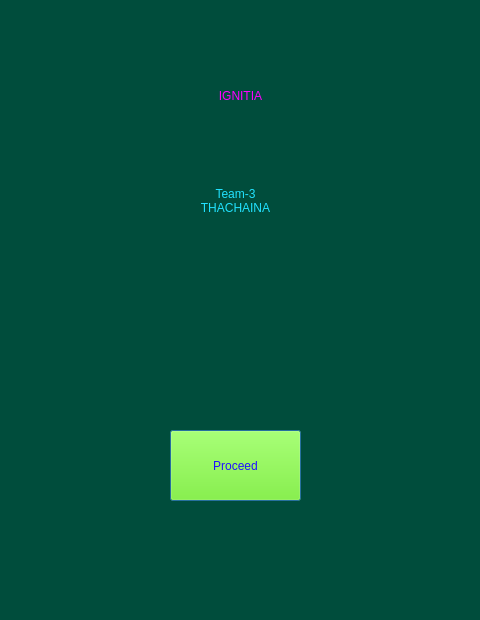
The window that homescreen.ui (akritiupreti/Ignitia-Thachaina) describes before a commit, drawn with Qt 5.
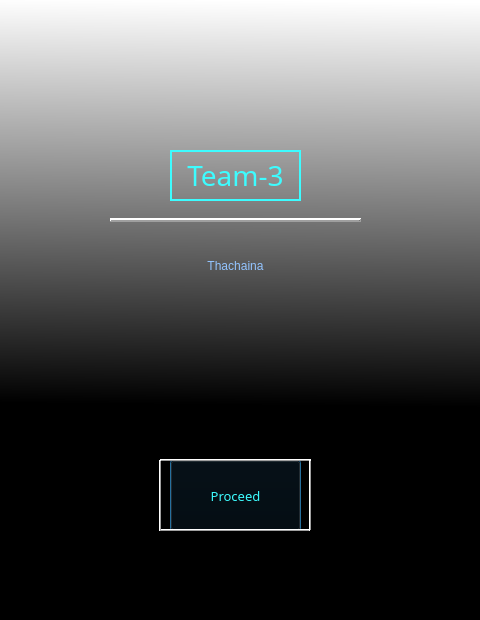
The same window after the commit.

Diff of the .ui file:
```diff
--- a/homescreen.ui
+++ b/homescreen.ui
@@ -14,41 +14,35 @@
    <string>Dialog</string>
   </property>
   <property name="styleSheet">
-   <string notr="true">background-color: rgb(0, 77, 60);</string>
+   <string notr="true">background-color: qlineargradient(spread:pad, x1:0.483, y1:0.653773, x2:0.488, y2:0, stop:0 rgba(0, 0, 0, 255), stop:1 rgba(255, 255, 255, 255));</string>
   </property>
-  <widget class="QLabel" name="label">
-   <property name="geometry">
-    <rect>
-     <x>120</x>
-     <y>150</y>
-     <width>231</width>
-     <height>101</height>
-    </rect>
-   </property>
-   <property name="styleSheet">
-    <string notr="true">font: 20pt &quot;Calisto MT&quot;;
-color: rgb(33, 226, 255);</string>
-   </property>
-   <property name="text">
-    <string>Team-3
-THACHAINA</string>
-   </property>
-   <property name="alignment">
-    <set>Qt::AlignCenter</set>
-   </property>
-  </widget>
   <widget class="QPushButton" name="proceedbutton">
    <property name="geometry">
     <rect>
      <x>170</x>
-     <y>430</y>
+     <y>460</y>
      <width>131</width>
      <height>71</height>
     </rect>
    </property>
+   <property name="font">
+    <font>
+     <family>Cassandra Personal Use</family>
+     <pointsize>10</pointsize>
+     <weight>50</weight>
+     <italic>false</italic>
+     <bold>false</bold>
+     <kerning>true</kerning>
+    </font>
+   </property>
+   <property name="autoFillBackground">
+    <bool>false</bool>
+   </property>
    <property name="styleSheet">
-    <string notr="true">color: rgb(32, 17, 255);
-background-color: rgb(110, 255, 0);</string>
+    <string notr="true">color: rgb(61, 252, 255);
+font: 10pt &quot;Cassandra Personal Use&quot;;
+background-color: rgb(0, 0, 0);
+border-color: rgb(61, 252, 255);</string>
    </property>
    <property name="text">
     <string>Proceed</string>
@@ -60,26 +54,164 @@
     <bool>false</bool>
    </property>
   </widget>
+  <widget class="QLabel" name="label">
+   <property name="geometry">
+    <rect>
+     <x>170</x>
+     <y>150</y>
+     <width>131</width>
+     <height>51</height>
+    </rect>
+   </property>
+   <property name="font">
+    <font>
+     <family>Queensides</family>
+     <pointsize>21</pointsize>
+     <weight>7</weight>
+     <italic>false</italic>
+     <bold>false</bold>
+    </font>
+   </property>
+   <property name="styleSheet">
+    <string notr="true">font: 57 21pt &quot;Queensides&quot;;
+color: rgb(61, 252, 255);
+background-color: rgb(164, 164,  rgb(147, 196, 255));</string>
+   </property>
+   <property name="frameShape">
+    <enum>QFrame::WinPanel</enum>
+   </property>
+   <property name="text">
+    <string>Team-3</string>
+   </property>
+   <property name="alignment">
+    <set>Qt::AlignCenter</set>
+   </property>
+  </widget>
   <widget class="QLabel" name="label_2">
    <property name="geometry">
     <rect>
-     <x>180</x>
-     <y>80</y>
-     <width>121</width>
-     <height>31</height>
+     <x>40</x>
+     <y>230</y>
+     <width>391</width>
+     <height>71</height>
     </rect>
    </property>
    <property name="styleSheet">
-    <string notr="true">font: 14pt &quot;MS Shell Dlg 2&quot;;
-color: rgb(255, 0, 255)</string>
+    <string notr="true">color:  rgb(147, 196, 255);
+background-color: rgb(98, 98, rgb(147, 196, 255));
+font: 75 30pt &quot;Candara&quot;;</string>
+   </property>
+   <property name="frameShape">
+    <enum>QFrame::NoFrame</enum>
+   </property>
+   <property name="frameShadow">
+    <enum>QFrame::Plain</enum>
    </property>
    <property name="text">
-    <string>IGNITIA</string>
+    <string>Thachaina</string>
    </property>
    <property name="alignment">
     <set>Qt::AlignCenter</set>
    </property>
   </widget>
+  <widget class="QFrame" name="frame">
+   <property name="geometry">
+    <rect>
+     <x>160</x>
+     <y>520</y>
+     <width>151</width>
+     <height>21</height>
+    </rect>
+   </property>
+   <property name="styleSheet">
+    <string notr="true">background-color: rgb(185, 255,  rgb(147, 196, 255));</string>
+   </property>
+   <property name="frameShape">
+    <enum>QFrame::HLine</enum>
+   </property>
+   <property name="frameShadow">
+    <enum>QFrame::Raised</enum>
+   </property>
+  </widget>
+  <widget class="QFrame" name="frame_2">
+   <property name="geometry">
+    <rect>
+     <x>160</x>
+     <y>450</y>
+     <width>151</width>
+     <height>21</height>
+    </rect>
+   </property>
+   <property name="styleSheet">
+    <string notr="true">background-color: rgb(185, 255,  rgb(147, 196, 255));</string>
+   </property>
+   <property name="frameShape">
+    <enum>QFrame::HLine</enum>
+   </property>
+   <property name="frameShadow">
+    <enum>QFrame::Raised</enum>
+   </property>
+  </widget>
+  <widget class="QFrame" name="frame_3">
+   <property name="geometry">
+    <rect>
+     <x>150</x>
+     <y>460</y>
+     <width>20</width>
+     <height>71</height>
+    </rect>
+   </property>
+   <property name="styleSheet">
+    <string notr="true">background-color: rgb(85, 255,  rgb(147, 196, 255));</string>
+   </property>
+   <property name="frameShape">
+    <enum>QFrame::VLine</enum>
+   </property>
+   <property name="frameShadow">
+    <enum>QFrame::Raised</enum>
+   </property>
+  </widget>
+  <widget class="QFrame" name="frame_4">
+   <property name="geometry">
+    <rect>
+     <x>300</x>
+     <y>460</y>
+     <width>20</width>
+     <height>71</height>
+    </rect>
+   </property>
+   <property name="styleSheet">
+    <string notr="true">background-color: rgb(85, 255,  rgb(147, 196, 255));</string>
+   </property>
+   <property name="frameShape">
+    <enum>QFrame::VLine</enum>
+   </property>
+   <property name="frameShadow">
+    <enum>QFrame::Raised</enum>
+   </property>
+  </widget>
+  <widget class="QFrame" name="frame_5">
+   <property name="geometry">
+    <rect>
+     <x>110</x>
+     <y>190</y>
+     <width>251</width>
+     <height>61</height>
+    </rect>
+   </property>
+   <property name="styleSheet">
+    <string notr="true">background-color: rgb(255, 255,  rgb(147, 196, 255));</string>
+   </property>
+   <property name="frameShape">
+    <enum>QFrame::HLine</enum>
+   </property>
+   <property name="frameShadow">
+    <enum>QFrame::Raised</enum>
+   </property>
+   <property name="lineWidth">
+    <number>2</number>
+   </property>
+  </widget>
  </widget>
  <resources/>
  <connections/>
```
